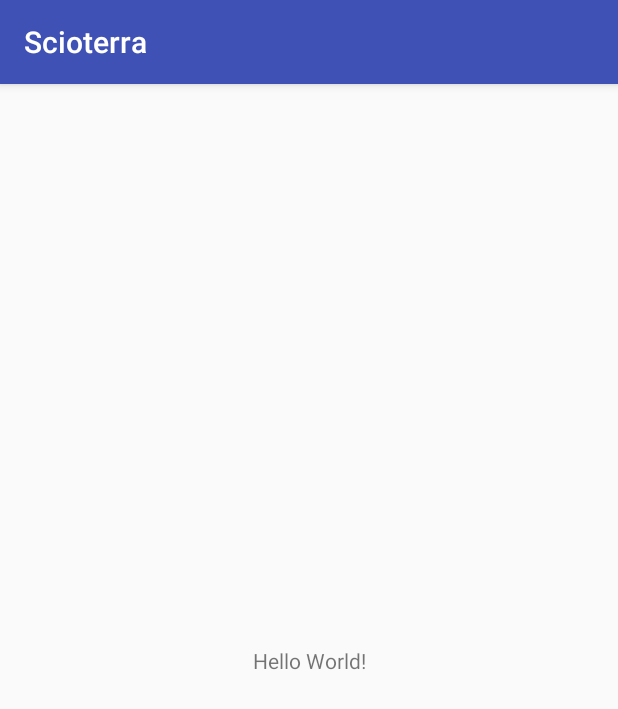
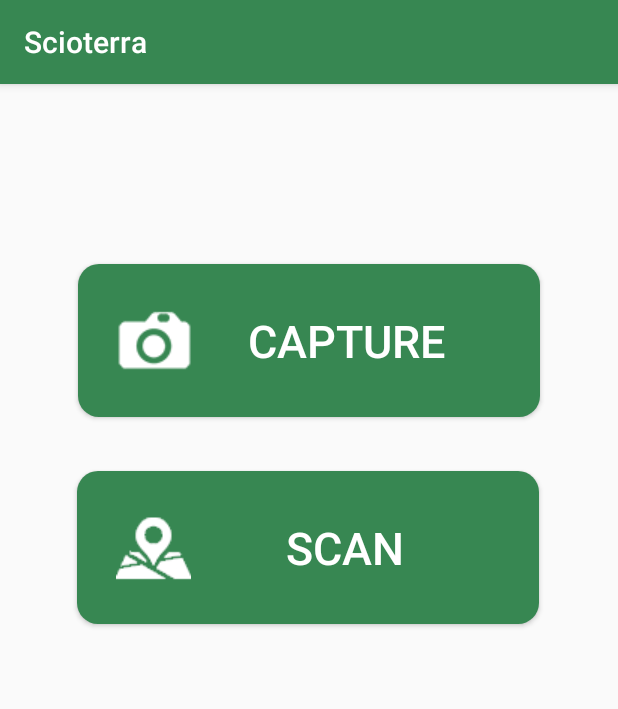
Before and after one commit to ianona/Scioterra, an Android app: the screen it shows after launch (MainActivity), on a phone screen of 412 x 824 dp. Shown: the top 709 px of the screen. Run offline under Robolectric (Android 15) with nearby library versions, the phone set to English and light mode, and no system bars.

Commit message:
scans images

```diff
--- a/app/src/main/AndroidManifest.xml
+++ b/app/src/main/AndroidManifest.xml
@@ -1,6 +1,10 @@
 <?xml version="1.0" encoding="utf-8"?>
 <manifest xmlns:android="http://schemas.android.com/apk/res/android"
     package="ph.edu.dlsu.ian_ona.scioterra">
+
+    <uses-feature
+        android:name="android.hardware.camera"
+        android:required="true" />
 
     <application
         android:allowBackup="true"
@@ -16,6 +20,7 @@
                 <category android:name="android.intent.category.LAUNCHER" />
             </intent-filter>
         </activity>
+        <activity android:name=".CaptureSuccess"></activity>
     </application>
 
 </manifest>
--- /dev/null
+++ b/app/src/main/res/drawable/buttonshape.xml
@@ -0,0 +1,19 @@
+<?xml version="1.0" encoding="utf-8"?>
+<shape xmlns:android="http://schemas.android.com/apk/res/android" android:shape="rectangle" >
+    <corners
+        android:radius="14dp"
+        />
+    <solid
+        android:color="#378752"
+        />
+    <padding
+        android:left="0dp"
+        android:top="0dp"
+        android:right="0dp"
+        android:bottom="0dp"
+        />
+    <size
+        android:width="270dp"
+        android:height="60dp"
+        />
+</shape>
--- a/app/src/main/res/layout/activity_main.xml
+++ b/app/src/main/res/layout/activity_main.xml
@@ -6,13 +6,44 @@
     android:layout_height="match_parent"
     tools:context=".MainActivity">
 
-    <TextView
-        android:layout_width="wrap_content"
-        android:layout_height="wrap_content"
-        android:text="Hello World!"
-        app:layout_constraintBottom_toBottomOf="parent"
-        app:layout_constraintLeft_toLeftOf="parent"
-        app:layout_constraintRight_toRightOf="parent"
-        app:layout_constraintTop_toTopOf="parent" />
+    <Button
+        android:id="@+id/scanBtn"
+
+        android:layout_width="308dp"
+        android:layout_height="102dp"
+        android:layout_marginEnd="8dp"
+
+        android:layout_marginStart="8dp"
+        android:layout_marginTop="36dp"
+        android:background="@drawable/buttonshape"
+        android:text="SCAN"
+        android:textColor="#FFFFFF"
+        android:textSize="30sp"
+        android:padding="26dp"
+        app:layout_constraintEnd_toEndOf="parent"
+        app:layout_constraintHorizontal_bias="0.494"
+        app:layout_constraintStart_toStartOf="parent"
+        app:layout_constraintTop_toBottomOf="@+id/captureBtn"
+        android:drawableLeft="@drawable/ic_map"/>
+
+    <Button
+        android:id="@+id/captureBtn"
+
+        android:layout_width="308dp"
+        android:layout_height="102dp"
+        android:layout_marginEnd="8dp"
+
+        android:layout_marginStart="8dp"
+        android:layout_marginTop="120dp"
+        android:background="@drawable/buttonshape"
+        android:onClick="onCapture"
+        android:text="CAPTURE"
+        android:textColor="#FFFFFF"
+        android:textSize="30sp"
+        android:padding="26dp"
+        app:layout_constraintEnd_toEndOf="parent"
+        app:layout_constraintStart_toStartOf="parent"
+        app:layout_constraintTop_toTopOf="parent"
+        android:drawableLeft="@drawable/ic_cam"/>
 
 </android.support.constraint.ConstraintLayout>
--- a/app/src/main/res/values/colors.xml
+++ b/app/src/main/res/values/colors.xml
@@ -1,6 +1,6 @@
 <?xml version="1.0" encoding="utf-8"?>
 <resources>
-    <color name="colorPrimary">#3F51B5</color>
-    <color name="colorPrimaryDark">#303F9F</color>
+    <color name="colorPrimary">#378752</color>
+    <color name="colorPrimaryDark">#2b664a</color>
     <color name="colorAccent">#FF4081</color>
 </resources>
--- a/build.gradle
+++ b/build.gradle
@@ -8,7 +8,7 @@ buildscript {
     }
     dependencies {
         classpath 'com.android.tools.build:gradle:3.1.4'
-
+        classpath 'com.google.gms:google-services:4.0.1'
 
         // NOTE: Do not place your application dependencies here; they belong
         // in the individual module build.gradle files
```
Also changed, not shown: app/build.gradle (+7 -0 lines), app/src/main/java/ph/edu/dlsu/ian_ona/scioterra/CaptureSuccess.java (added, +76 -0 lines), app/src/main/java/ph/edu/dlsu/ian_ona/scioterra/MainActivity.java (+35 -0 lines), app/src/main/res/layout/activity_capture_success.xml (added, +20 -0 lines), app/src/main/res/drawable/ic_cam.png (added), app/src/main/res/drawable/ic_map.png (added), 1 other file.
